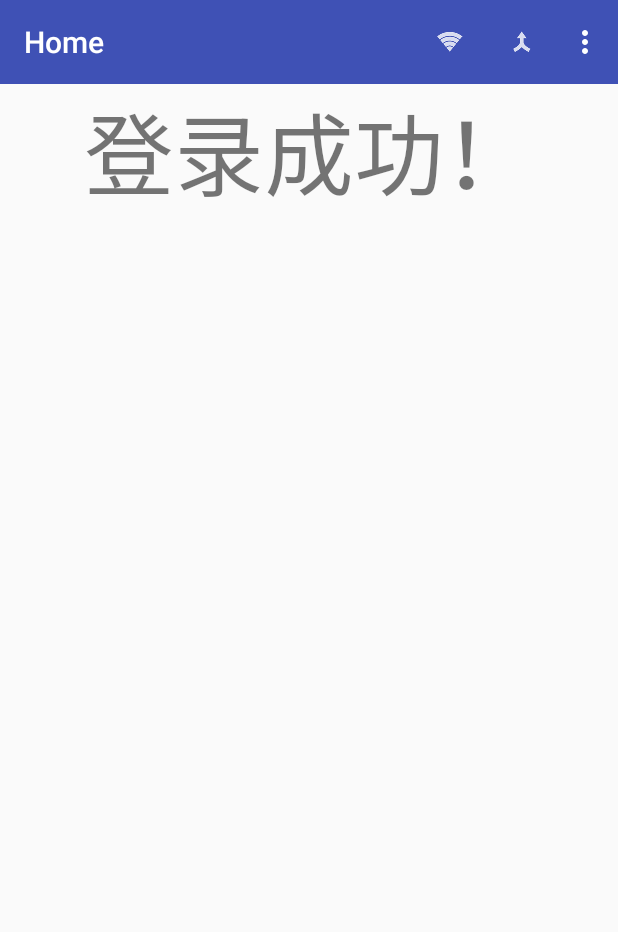
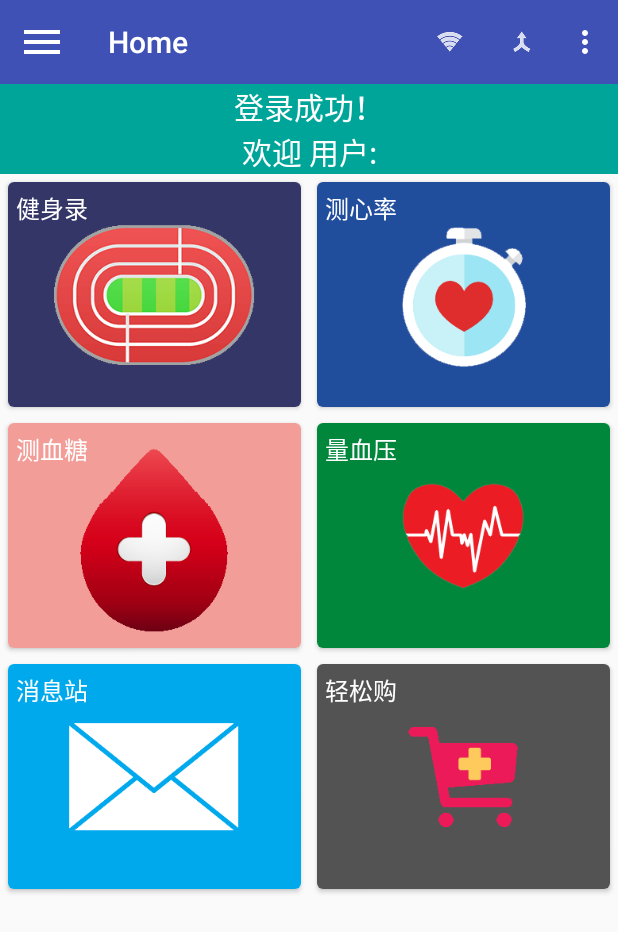
Before and after one commit to shadowAnt/MyLoginLayout, an Android app: the screen it shows after launch (HomeActivity), in the side drawer, after a tap on "一键拨号", on a phone screen of 412 x 824 dp. Shown: the top 932 px of the screen. Run offline under Robolectric (Android 15) with nearby library versions, the phone set to English and light mode, and no system bars; libraries missing offline, so code that uses them is left out: space.wangjiang.toaster; pictures from the network do not load; 1 statement that could not run was skipped.

Commit message:
加入了主页面的Recycler及点击功能

```diff
--- /dev/null
+++ b/app/src/main/java/com/example/mylayout/Fun.java
@@ -0,0 +1,26 @@
+package com.example.mylayout;
+
+import java.io.Serializable;
+
+/**
+ * Created by ShadowAnt on 2017/3/24.
+ */
+
+public class Fun implements Serializable {
+    private String name;
+    private int imageId;
+
+    public Fun(String name, int imageId){
+        this.name = name;
+        this.imageId = imageId;
+    }
+
+    public int getImageId() {
+        return imageId;
+    }
+
+    public String getName() {
+        return name;
+    }
+
+}
--- /dev/null
+++ b/app/src/main/java/com/example/mylayout/FunAdapter.java
@@ -0,0 +1,76 @@
+package com.example.mylayout;
+
+import android.content.Context;
+import android.content.Intent;
+import android.support.v7.widget.CardView;
+import android.support.v7.widget.RecyclerView;
+import android.util.Log;
+import android.view.LayoutInflater;
+import android.view.View;
+import android.view.ViewGroup;
+import android.widget.ImageView;
+import android.widget.TextView;
+
+import com.bumptech.glide.Glide;
+
+import java.util.List;
+
+/**
+ * Created by ShadowAnt on 2017/3/24.
+ */
+
+public class FunAdapter extends RecyclerView.Adapter<FunAdapter.ViewHolder> {
+    private Context mContext;
+    private List<Fun> mFunList;
+
+    static class ViewHolder extends RecyclerView.ViewHolder{
+        CardView cardView;
+        ImageView funImage;
+        TextView funName;
+
+        public ViewHolder(View view){
+            super(view);
+            cardView = (CardView) view;
+            funImage = (ImageView) view.findViewById(R.id.fun_image);
+            funName = (TextView) view.findViewById(R.id.fun_name);
+        }
+    }
+
+    public FunAdapter(List<Fun> funList){
+        mFunList = funList;
+    }
+
+    @Override
+    public ViewHolder onCreateViewHolder(ViewGroup parent, int viewType){
+        if(mContext == null){
+            mContext = parent.getContext();
+        }
+        View view = LayoutInflater.from(mContext).inflate(R.layout.fun_item, parent, false);
+
+        final ViewHolder holder = new ViewHolder(view);
+        holder.cardView.setOnClickListener(new View.OnClickListener(){
+            @Override
+            public void onClick(View v){
+                int position = holder.getAdapterPosition();
+                Fun fun = mFunList.get(position);
+                Intent intent = new Intent(mContext, FunActivity.class);
+                intent.putExtra("fun_data", fun);
+                mContext.startActivity(intent);
+            }
+        });
+        return holder;
+    }
+
+    @Override
+    public void onBindViewHolder(ViewHolder holder, int position){
+        Fun fun = mFunList.get(position);
+        holder.funName.setText(fun.getName());
+        Glide.with(mContext).load(fun.getImageId()).into(holder.funImage);
+    }
+
+    @Override
+    public int getItemCount(){
+        return mFunList.size();
+    }
+
+}
--- a/app/src/main/java/com/example/mylayout/HomeActivity.java
+++ b/app/src/main/java/com/example/mylayout/HomeActivity.java
@@ -12,6 +12,8 @@ import android.support.v4.widget.DrawerLayout;
 import android.support.v7.app.ActionBar;
 import android.support.v7.app.AppCompatActivity;
 import android.os.Bundle;
+import android.support.v7.widget.GridLayoutManager;
+import android.support.v7.widget.RecyclerView;
 import android.support.v7.widget.Toolbar;
 import android.util.Log;
 import android.view.LayoutInflater;
@@ -21,11 +23,25 @@ import android.view.View;
 import android.widget.TextView;
 import android.widget.Toast;
 
-public class HomeActivity extends AppCompatActivity implements View.OnClickListener, NavigationView.OnNavigationItemSelectedListener{
+import java.util.ArrayList;
+import java.util.List;
+
+public class HomeActivity extends AppCompatActivity implements NavigationView.OnNavigationItemSelectedListener{
 
     private DrawerLayout mDrawerLayout;
     private NavigationView navView;
     private String account;
+
+    private Fun[] funs = {
+            new Fun("健身录", R.drawable.fun_run),
+            new Fun("测心率", R.drawable.fun_xinlv),
+            new Fun("测血糖", R.drawable.fun_xuetang),
+            new Fun("量血压", R.drawable.fun_xueya),
+            new Fun("消息站", R.drawable.fun_mail),
+            new Fun("轻松购", R.drawable.fun_buy)
+    };
+    private List<Fun> funList = new ArrayList<>();
+    private FunAdapter adapter;
 
     @Override
     protected void onCreate(Bundle savedInstanceState) {
@@ -39,26 +55,31 @@ public class HomeActivity extends AppCompatActivity implements View.OnClickListe
         TextView username = (TextView)headerView. findViewById(R.id.username);
         username.setText(account);
 
+        TextView welcome = (TextView) findViewById(R.id.status);
+        welcome.setText(welcome.getText()+"\n欢迎 用户:"+account);
+
+        Toolbar toolbar = (Toolbar) findViewById(R.id.toolbar);
+        setSupportActionBar(toolbar);
         //获取侧拉栏的实例，让ActionBar的返回按钮显示出来，并为按钮换个图片
+        //获取滑动菜单的实例，设置默认选中首页，并设置监听器
         mDrawerLayout = (DrawerLayout) findViewById(R.id.drawer_layout);
         ActionBar actionBar = getSupportActionBar();
         if(actionBar != null){
             actionBar.setDisplayHomeAsUpEnabled(true);
             actionBar.setHomeAsUpIndicator(R.drawable.ic_menu);
         }
-
         navView.setCheckedItem(R.id.nav_home);
         navView.setNavigationItemSelectedListener(this);
 
-        //获取滑动菜单的实例，设置默认选中首页，并设置监听器
-
-        Toolbar toolbar = (Toolbar) findViewById(R.id.toolbar);
-        setSupportActionBar(toolbar);
-    }
-
-    @Override
-    public void onClick(View v){
-
+        //卡片式布局
+       for(int i=0; i<funs.length; i++){
+            funList.add(funs[i]);
+        }
+        RecyclerView recyclerView = (RecyclerView) findViewById(R.id.recycler_view);
+        GridLayoutManager layoutManager = new GridLayoutManager(this, 2);
+        recyclerView.setLayoutManager(layoutManager);
+        adapter = new FunAdapter(funList);
+        recyclerView.setAdapter(adapter);
     }
 
     @Override
@@ -73,6 +94,8 @@ public class HomeActivity extends AppCompatActivity implements View.OnClickListe
                     navView.setCheckedItem(R.id.nav_home);
                     call();
                 }
+                break;
+            case R.id.nav_weather:
                 break;
             default:
         }
--- a/app/src/main/java/com/example/mylayout/LoginFragment.java
+++ b/app/src/main/java/com/example/mylayout/LoginFragment.java
@@ -13,6 +13,8 @@ import android.widget.Button;
 import android.widget.CheckBox;
 import android.widget.ProgressBar;
 import android.widget.Toast;
+
+import space.wangjiang.toaster.Toaster;
 
 /**
  * Created by ShadowAnt on 2017/3/21.
@@ -56,7 +58,7 @@ public class LoginFragment extends Fragment implements View.OnClickListener{
                 account = accountEdit.getText().toString();
                 password = passwordEdit.getText().toString();
                 save_account_password();//保存
-                Toast.makeText(getActivity(), "登录成功 !", Toast.LENGTH_SHORT).show();
+                Toaster.success(getActivity(), "登录成功 !", Toast.LENGTH_SHORT).show();
 
                 //点击按钮生成一个Intent，传递信息给HomeActivity
                 Intent intent = new Intent(getActivity(), HomeActivity.class);
--- a/app/src/main/res/layout/activity_home.xml
+++ b/app/src/main/res/layout/activity_home.xml
@@ -11,18 +11,9 @@
         android:layout_height="match_parent"
         android:orientation="vertical">
 
-        <include layout="@layout/tittle"
+        <include layout="@layout/nav_main"
             android:layout_width="match_parent"
             android:layout_height="wrap_content"/>
-
-        <TextView
-            android:layout_width="match_parent"
-            android:layout_height="wrap_content"
-            android:id="@+id/status"
-            android:text="登录成功！"
-            android:textSize="60sp"
-            android:gravity="center_horizontal"
-            />
 
     </LinearLayout>
 
--- /dev/null
+++ b/app/src/main/res/layout/fun_item.xml
@@ -0,0 +1,27 @@
+<android.support.v7.widget.CardView
+    xmlns:android="http://schemas.android.com/apk/res/android"
+    xmlns:app="http://schemas.android.com/apk/res-auto"
+    android:layout_width="match_parent"
+    android:layout_height="wrap_content"
+    android:layout_margin="5dp"
+    app:cardCornerRadius="4dp" >
+
+    <FrameLayout
+        android:layout_width="match_parent"
+        android:layout_height="wrap_content"
+        android:orientation="vertical">
+
+        <ImageView
+            android:layout_width="match_parent"
+            android:layout_height="150dp"
+            android:id="@+id/fun_image"
+            android:scaleType="centerCrop"/>
+        <TextView
+            android:layout_width="wrap_content"
+            android:layout_height="wrap_content"
+            android:textColor="#fff"
+            android:textSize="16sp"
+            android:layout_margin="5dp"
+            android:id="@+id/fun_name"/>
+    </FrameLayout>
+</android.support.v7.widget.CardView>
--- /dev/null
+++ b/app/src/main/res/layout/nav_main.xml
@@ -0,0 +1,26 @@
+<?xml version="1.0" encoding="utf-8"?>
+<LinearLayout xmlns:android="http://schemas.android.com/apk/res/android"
+    android:orientation="vertical" android:layout_width="match_parent"
+    android:layout_height="match_parent">
+
+    <include layout="@layout/tittle"
+        android:layout_width="match_parent"
+        android:layout_height="wrap_content"/>
+
+    <TextView
+        android:layout_width="match_parent"
+        android:layout_height="wrap_content"
+        android:id="@+id/status"
+        android:text="登录成功！"
+        android:textSize="20sp"
+        android:textColor="#fff"
+        android:gravity="center_horizontal"
+        android:background="#00a59a"
+        />
+
+    <android.support.v7.widget.RecyclerView
+        android:layout_width="match_parent"
+        android:layout_height="match_parent"
+        android:id="@+id/recycler_view">
+    </android.support.v7.widget.RecyclerView>
+</LinearLayout>
```
Also changed, not shown: app/build.gradle (+14 -0 lines), app/src/main/AndroidManifest.xml (+9 -3 lines), app/src/main/java/com/example/mylayout/FunActivity.java (added, +55 -0 lines), app/src/main/java/com/example/mylayout/Main2Activity.java (added, +13 -0 lines), app/src/main/res/layout/activity_fun.xml (added, +70 -0 lines), app/src/main/res/layout/activity_main2.xml (added, +13 -0 lines), app/src/main/res/drawable-xxhdpi/fun_baidu.png (added), app/src/main/res/drawable-xxhdpi/fun_buy.png (added), app/src/main/res/drawable-xxhdpi/fun_mail.png (added), app/src/main/res/drawable-xxhdpi/fun_run.png (added), app/src/main/res/drawable-xxhdpi/fun_xinlv.png (added), app/src/main/res/drawable-xxhdpi/fun_xuetang.png (added), app/src/main/res/drawable-xxhdpi/fun_xueya.png (added).
